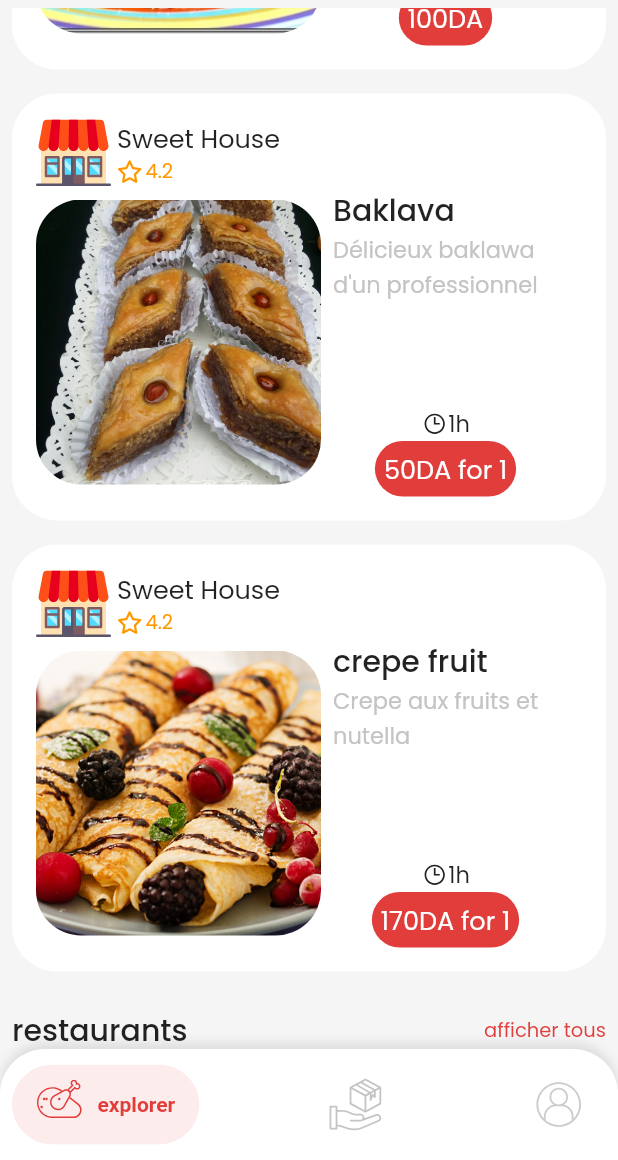
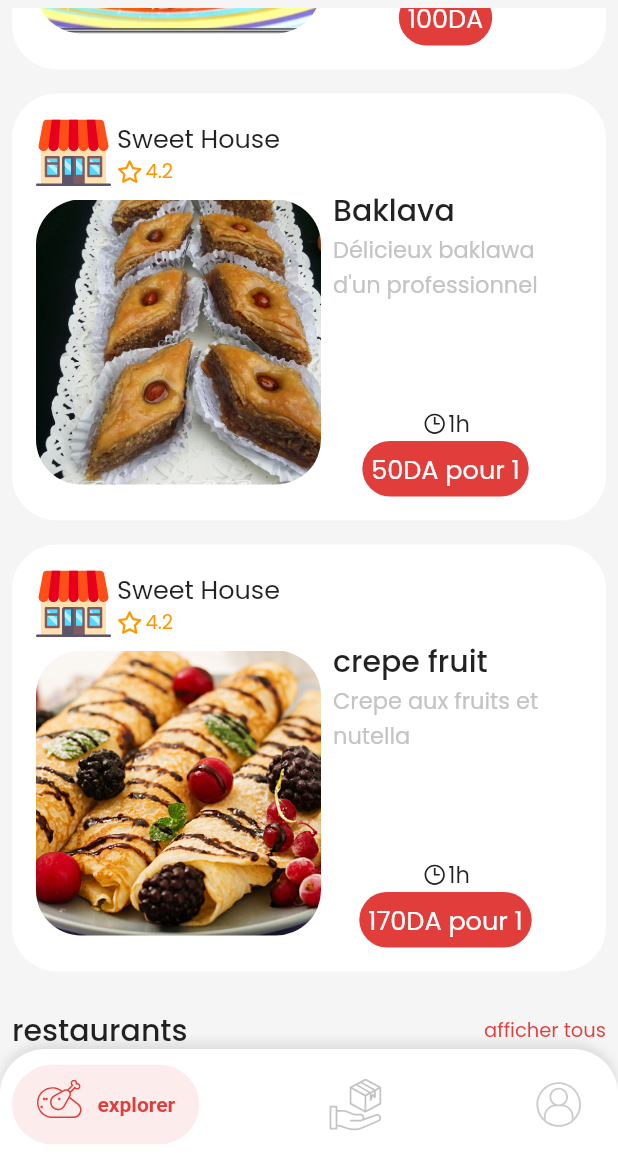
Before and after one commit to HoussemRabah/maclat, a Flutter app: the HomeScreen screen opened directly, scrolled down 1728 dp, on a phone screen of 412 x 824 dp, the part 76-1236 px from its top. Run offline on Flutter 3.47's test engine with Material 2 defaults, Android fonts, the phone set to English and light mode, and no system bars; drawn by our look-alikes of salomon_bottom_bar; our stand-ins replace badges, blur, card_swiper, dots_indicator, flutter_bloc, flutter_custom_clippers and 6 more; missing offline and left inert: stepper_counter_swipe.

Commit message:
improve UI/UX

```diff
--- a/lib/Core/examples.dart
+++ b/lib/Core/examples.dart
@@ -59,7 +59,7 @@ List<Food> foodExamples = [
         Ing(title: "frites", image: "assets/ing/frite.png"),
         Ing(title: "pomme de terre", image: "assets/ing/potato.png"),
         Ing(title: "riz", image: "assets/ing/rice.png"),
-        Ing(title: "Viande", image: "assets/ing/steak.png"),
+        Ing(title: "viande", image: "assets/ing/steak.png"),
         Ing(title: "carrot", image: "assets/ing/carrot.png"),
       ],
       healths: [
@@ -136,7 +136,7 @@ List<Food> foodExamples = [
       ings: [
         Ing(title: "frites", image: "assets/ing/frite.png"),
         Ing(title: "riz", image: "assets/ing/rice.png"),
-        Ing(title: "Viande", image: "assets/ing/steak.png"),
+        Ing(title: "viande", image: "assets/ing/steak.png"),
         Ing(title: "poullet", image: "assets/ing/poullet.png"),
         Ing(title: "salad", image: "assets/ing/salad.png"),
       ],
@@ -191,13 +191,13 @@ List<Food> foodExamples = [
             "souce",
             style: textStyleSimple.copyWith(color: mainColor),
           ),
-          points: ["rouge clair", "rouge", "blanc"],
+          points: ["clair", "rouge", "blanc"],
           prices: [0, 0, 0],
           defaut: 0,
         ),
       ],
       ings: [
-        Ing(title: "Viande", image: "assets/ing/steak.png"),
+        Ing(title: "viande", image: "assets/ing/steak.png"),
         Ing(title: "olive", image: "assets/ing/olive.png"),
       ],
       healths: [
--- a/lib/Logic/Modules/food.dart
+++ b/lib/Logic/Modules/food.dart
@@ -13,7 +13,7 @@ class Price {
         return "${priceNow}DA";
 
       case PriceFormat.unit:
-        return "${priceNow}DA for ${unit ?? 1}";
+        return "${priceNow}DA pour ${unit ?? 1}";
 
       case PriceFormat.promo:
         return "${priceNow}DA";
--- a/lib/UI/Screens/store.dart
+++ b/lib/UI/Screens/store.dart
@@ -148,8 +148,8 @@ class _StoreScreenState extends State<StoreScreen> {
                               style: textStyleSouTitle.copyWith(color: inColor),
                             ),
                           ),
-                          itemBuilder: (context, dynamic element) =>
-                              FoodCard(label: false, food: element),
+                          itemBuilder: (context, dynamic element) => FoodCard(
+                              label: false, food: element, fromResto: true),
                         ),
                       ],
                     ),
--- a/lib/UI/Widgets/cards/foodcard.dart
+++ b/lib/UI/Widgets/cards/foodcard.dart
@@ -9,7 +9,9 @@ import '../label/storelabel.dart';
 class FoodCard extends StatefulWidget {
   final Food food;
   final bool? label;
-  const FoodCard({Key? key, required this.food, this.label}) : super(key: key);
+  final bool? fromResto;
+  const FoodCard({Key? key, required this.food, this.label, this.fromResto})
+      : super(key: key);
 
   @override
   State<FoodCard> createState() => _FoodCardState();
@@ -23,6 +25,7 @@ class _FoodCardState extends State<FoodCard> {
         Navigator.of(context).push(
           MaterialPageRoute(
               builder: (context) => FoodScreen(
+                    fromResto: widget.fromResto,
                     food: widget.food,
                   )),
         );
```
Also changed, not shown: lib/UI/Screens/food.dart (+6 -1 lines).
